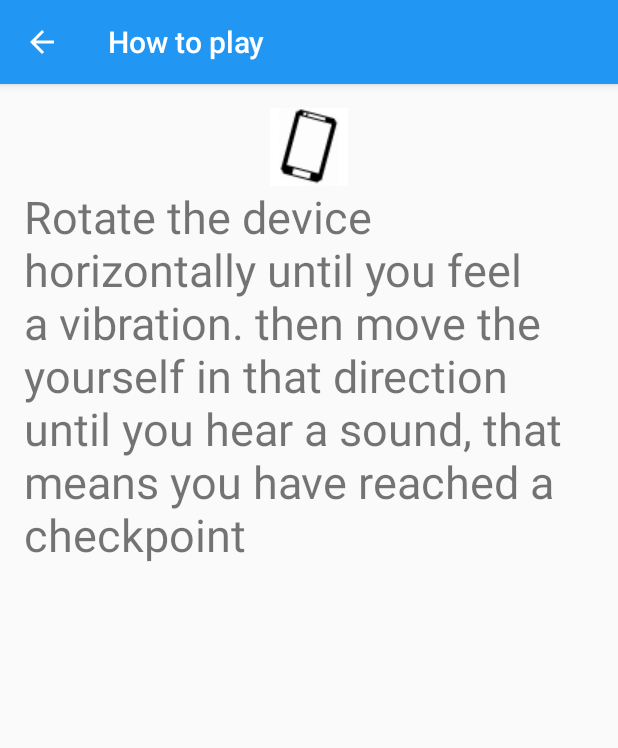
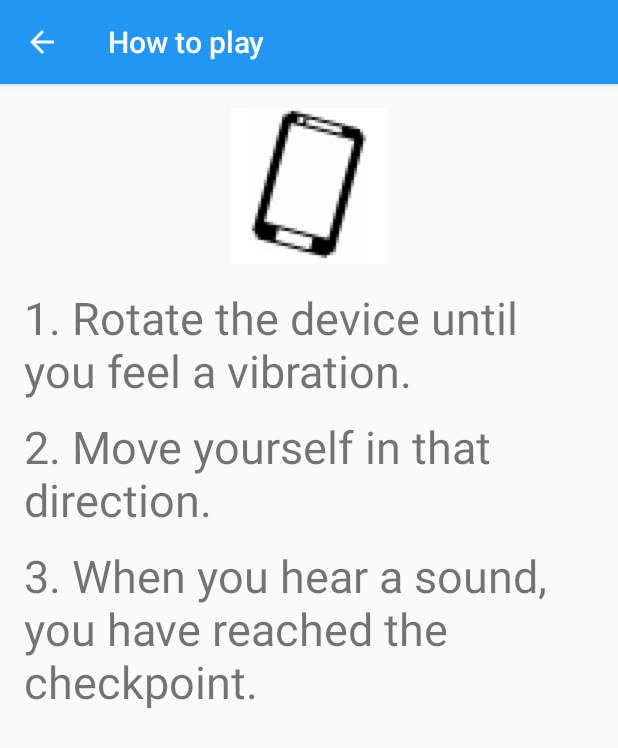
Before and after one commit to adense13/MAMN01BlueInteraction, an Android app: the HowToPlayActivity screen opened directly, with no data from a screen before it, on a phone screen of 412 x 824 dp. Shown: the top 748 px of the screen. Run offline under Robolectric (Android 15) with nearby library versions, the phone set to English and light mode, and no system bars.

Commit message:
Increased size of animation and redesigned how to play page

```diff
--- a/app/src/main/res/layout/content_how_to_play.xml
+++ b/app/src/main/res/layout/content_how_to_play.xml
@@ -21,9 +21,25 @@
         android:contentDescription="Animation"
         android:layout_gravity="center_horizontal"/>
 
-    <TextView android:id="@+id/how_to_play_text"
+    <TextView android:id="@+id/rotate_device"
         android:layout_width="match_parent"
         android:layout_height="wrap_content"
-        android:text="@string/how_to_play"
-        android:textSize="30sp"/>
+        android:text="@string/rotate_device"
+        android:textSize="30sp"
+        android:layout_marginTop="15dp"
+        />
+    <TextView android:id="@+id/move_yourself"
+        android:layout_width="match_parent"
+        android:layout_height="wrap_content"
+        android:text="@string/move_yourself"
+        android:textSize="30sp"
+        android:layout_marginTop="10dp"
+        />
+    <TextView android:id="@+id/hear_sound"
+        android:layout_width="match_parent"
+        android:layout_height="wrap_content"
+        android:text="@string/hear_sound"
+        android:textSize="30sp"
+        android:layout_marginTop="10dp"
+        />
 </LinearLayout>
--- a/app/src/main/res/values/strings.xml
+++ b/app/src/main/res/values/strings.xml
@@ -30,9 +30,9 @@
     <string name="button_highscore">Highscore</string>
     <string name="button_help">Help</string>
     <string name="button_how_to_play">How to play</string>
-    <string name="how_to_play">Rotate the device horizontally until you feel a vibration.
-    then move the yourself in that direction until you hear a sound, that means you
-    have reached a checkpoint</string>
+    <string name="rotate_device">1. Rotate the device until you feel a vibration.</string>
+    <string name="move_yourself">2. Move yourself in that direction.</string>
+    <string name="hear_sound">3. When you hear a sound, you have reached the checkpoint.</string>
     <string name="title_activity_play_setup">Set up your game</string>
     <string name="title_activity_maps">Map</string>
 
```
Also changed, not shown: app/src/main/res/drawable/howto1.png, app/src/main/res/drawable/howto10.png, app/src/main/res/drawable/howto11.png, app/src/main/res/drawable/howto12.png, app/src/main/res/drawable/howto2.png, app/src/main/res/drawable/howto3.png, app/src/main/res/drawable/howto4.png, app/src/main/res/drawable/howto5.png, app/src/main/res/drawable/howto6.png, app/src/main/res/drawable/howto7.png, app/src/main/res/drawable/howto8.png, app/src/main/res/drawable/howto9.png.
